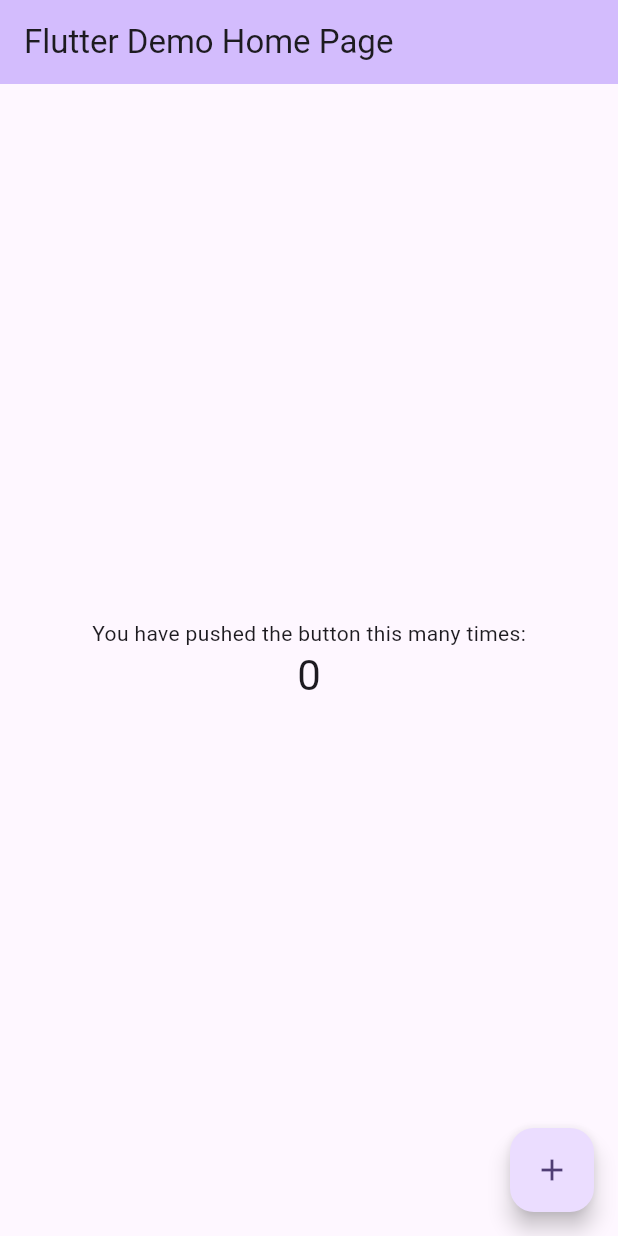
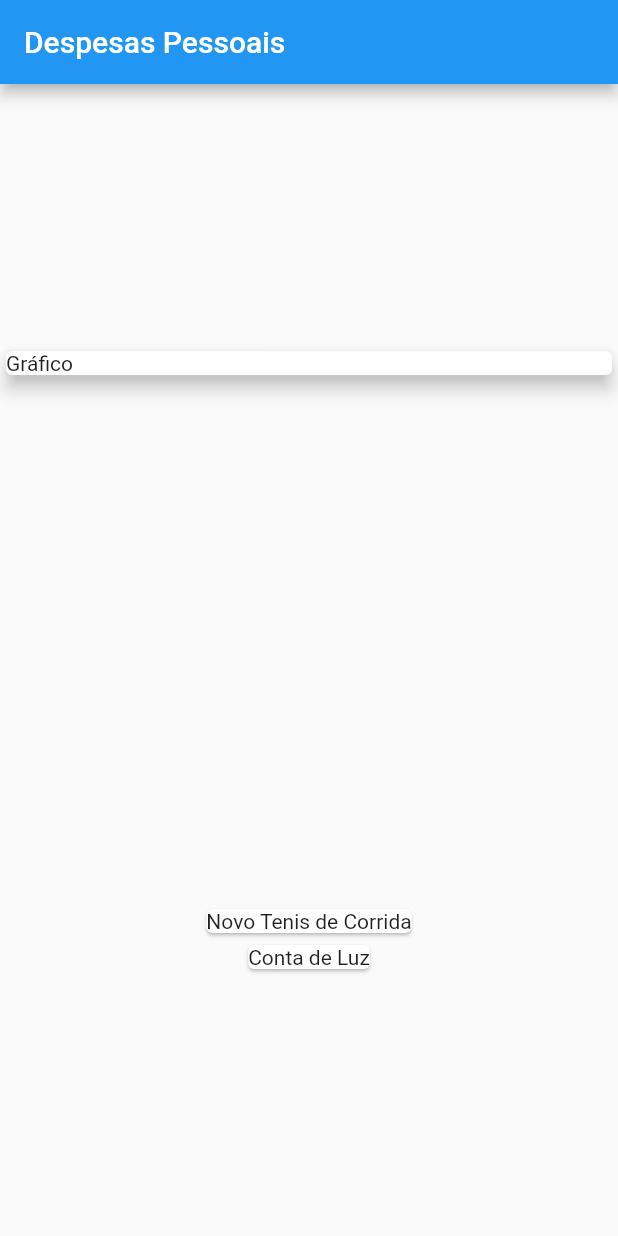
Before and after one commit to andrem4rks/flutter-study-cases, a Flutter app: the screen it shows after launch, on a phone screen of 412 x 824 dp. Run offline on Flutter 3.47's test engine with Material 2 defaults, Android fonts, the phone set to English and light mode, and no system bars.

Commit message:
implementa lista de cards

```diff
--- a/expenses/lib/main.dart
+++ b/expenses/lib/main.dart
@@ -1,125 +1,60 @@
+import 'package:expenses/models/transaction.dart';
 import 'package:flutter/material.dart';
 
-void main() {
-  runApp(const MyApp());
-}
+void main() => runApp(const ExpensesApp());
 
-class MyApp extends StatelessWidget {
-  const MyApp({super.key});
+class ExpensesApp extends StatelessWidget {
+  const ExpensesApp({super.key});
 
-  // This widget is the root of your application.
   @override
   Widget build(BuildContext context) {
     return MaterialApp(
-      title: 'Flutter Demo',
-      theme: ThemeData(
-        // This is the theme of your application.
-        //
-        // TRY THIS: Try running your application with "flutter run". You'll see
-        // the application has a blue toolbar. Then, without quitting the app,
-        // try changing the seedColor in the colorScheme below to Colors.green
-        // and then invoke "hot reload" (save your changes or press the "hot
-        // reload" button in a Flutter-supported IDE, or press "r" if you used
-        // the command line to start the app).
-        //
-        // Notice that the counter didn't reset back to zero; the application
-        // state is not lost during the reload. To reset the state, use hot
-        // restart instead.
-        //
-        // This works for code too, not just values: Most code changes can be
-        // tested with just a hot reload.
-        colorScheme: ColorScheme.fromSeed(seedColor: Colors.deepPurple),
-        useMaterial3: true,
-      ),
-      home: const MyHomePage(title: 'Flutter Demo Home Page'),
+      home: MyHomePage(),
     );
   }
 }
 
-class MyHomePage extends StatefulWidget {
-  const MyHomePage({super.key, required this.title});
-
-  // This widget is the home page of your application. It is stateful, meaning
-  // that it has a State object (defined below) that contains fields that affect
-  // how it looks.
-
-  // This class is the configuration for the state. It holds the values (in this
-  // case the title) provided by the parent (in this case the App widget) and
-  // used by the build method of the State. Fields in a Widget subclass are
-  // always marked "final".
-
-  final String title;
-
-  @override
-  State<MyHomePage> createState() => _MyHomePageState();
-}
-
-class _MyHomePageState extends State<MyHomePage> {
-  int _counter = 0;
-
-  void _incrementCounter() {
-    setState(() {
-      // This call to setState tells the Flutter framework that something has
-      // changed in this State, which causes it to rerun the build method below
-      // so that the display can reflect the updated values. If we changed
-      // _counter without calling setState(), then the build method would not be
-      // called again, and so nothing would appear to happen.
-      _counter++;
-    });
-  }
+class MyHomePage extends StatelessWidget {
+  final _transactions = [
+    Transaction(
+      id: 't1',
+      title: 'Novo Tenis de Corrida',
+      value: 310.76,
+      date: DateTime.now(),
+    ),
+    Transaction(
+      id: 't2',
+      title: 'Conta de Luz',
+      value: 211.30,
+      date: DateTime.now(),
+    )
+  ];
 
   @override
   Widget build(BuildContext context) {
-    // This method is rerun every time setState is called, for instance as done
-    // by the _incrementCounter method above.
-    //
-    // The Flutter framework has been optimized to make rerunning build methods
-    // fast, so that you can just rebuild anything that needs updating rather
-    // than having to individually change instances of widgets.
     return Scaffold(
-      appBar: AppBar(
-        // TRY THIS: Try changing the color here to a specific color (to
-        // Colors.amber, perhaps?) and trigger a hot reload to see the AppBar
-        // change color while the other colors stay the same.
-        backgroundColor: Theme.of(context).colorScheme.inversePrimary,
-        // Here we take the value from the MyHomePage object that was created by
-        // the App.build method, and use it to set our appbar title.
-        title: Text(widget.title),
-      ),
-      body: Center(
-        // Center is a layout widget. It takes a single child and positions it
-        // in the middle of the parent.
-        child: Column(
-          // Column is also a layout widget. It takes a list of children and
-          // arranges them vertically. By default, it sizes itself to fit its
-          // children horizontally, and tries to be as tall as its parent.
-          //
-          // Column has various properties to control how it sizes itself and
-          // how it positions its children. Here we use mainAxisAlignment to
-          // center the children vertically; the main axis here is the vertical
-          // axis because Columns are vertical (the cross axis would be
-          // horizontal).
-          //
-          // TRY THIS: Invoke "debug painting" (choose the "Toggle Debug Paint"
-          // action in the IDE, or press "p" in the console), to see the
-          // wireframe for each widget.
-          mainAxisAlignment: MainAxisAlignment.center,
-          children: <Widget>[
-            const Text(
-              'You have pushed the button this many times:',
+        appBar: AppBar(
+          title: const Text('Despesas Pessoais'),
+        ),
+        body: Column(
+          mainAxisAlignment: MainAxisAlignment.spaceAround,
+          crossAxisAlignment: CrossAxisAlignment.stretch,
+          children: [
+            const SizedBox(
+              width: double.infinity,
+              child: Card(
+                elevation: 5,
+                child: Text('Gráfico'),
+              ),
             ),
-            Text(
-              '$_counter',
-              style: Theme.of(context).textTheme.headlineMedium,
+            Column(
+              children: _transactions.map((tr) {
+                return Card(
+                  child: Text(tr.title),
+                );
+              }).toList(),
             ),
           ],
-        ),
-      ),
-      floatingActionButton: FloatingActionButton(
-        onPressed: _incrementCounter,
-        tooltip: 'Increment',
-        child: const Icon(Icons.add),
-      ), // This trailing comma makes auto-formatting nicer for build methods.
-    );
+        ));
   }
 }
```
